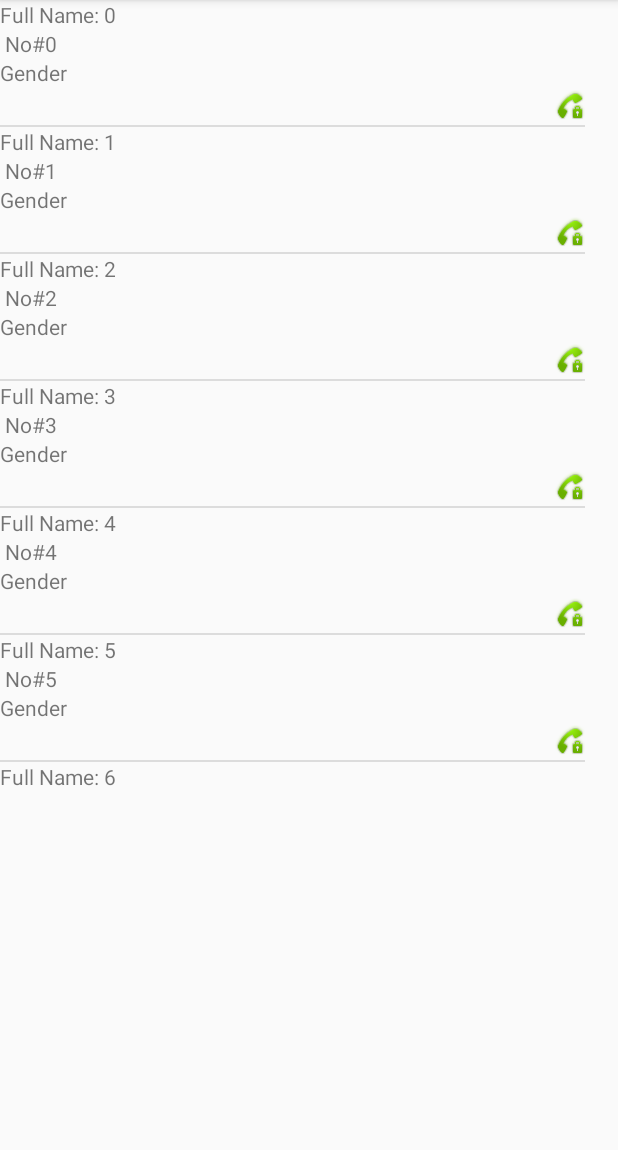
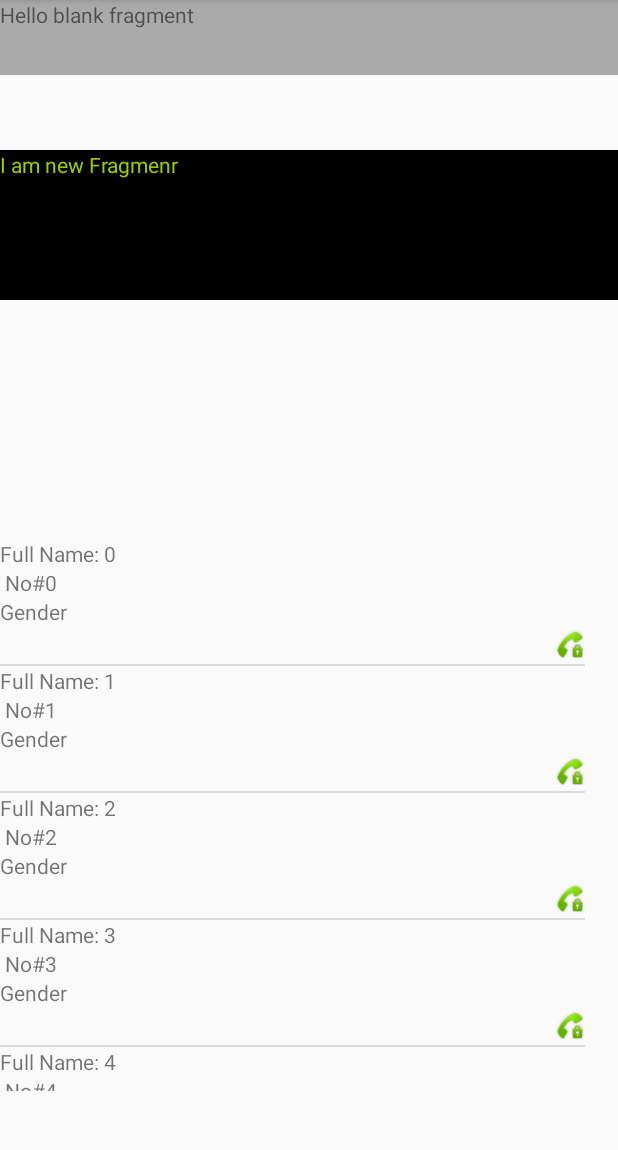
Before and after one commit to usmanaquariusian/PhoneLog, an Android app: the screen it shows after launch (MainActivity), on a phone screen of 412 x 824 dp, the part 84-1234 px from its top. Run offline under Robolectric (Android 15) with nearby library versions, the phone set to English and light mode, and no system bars.

Commit message:
fragments are added and info is going to fragment from listview after clicking on listview.

```diff
--- a/app/build.gradle
+++ b/app/build.gradle
@@ -20,11 +20,13 @@ android {
 }
 
 dependencies {
-    compile fileTree(dir: 'libs', include: ['*.jar'])
+    compile fileTree(include: ['*.jar'], dir: 'libs')
     androidTestCompile('com.android.support.test.espresso:espresso-core:2.2.2', {
         exclude group: 'com.android.support', module: 'support-annotations'
     })
+    compile files('libs/gson-2.8.2.jar')
     compile 'com.android.support:appcompat-v7:26.+'
     compile 'com.android.support.constraint:constraint-layout:1.0.2'
+    compile 'com.android.support:support-v4:26.+'
     testCompile 'junit:junit:4.12'
 }
--- /dev/null
+++ b/app/src/main/java/com/example/usmanahmed/phonelog/BlankFragment.java
@@ -0,0 +1,24 @@
+package com.example.usmanahmed.phonelog;
+
+import android.content.Context;
+import android.net.Uri;
+import android.os.Bundle;
+import android.support.v4.app.Fragment;
+import android.view.LayoutInflater;
+import android.view.View;
+import android.view.ViewGroup;
+
+
+
+public class BlankFragment extends Fragment {
+
+
+    @Override
+    public View onCreateView(LayoutInflater inflater, ViewGroup container,
+                             Bundle savedInstanceState) {
+        // Inflate the layout for this fragment
+        return inflater.inflate(R.layout.fragment_blank, container, false);
+    }
+
+
+}
--- /dev/null
+++ b/app/src/main/java/com/example/usmanahmed/phonelog/BlankFragment2.java
@@ -0,0 +1,72 @@
+package com.example.usmanahmed.phonelog;
+
+import android.content.Context;
+import android.net.Uri;
+import android.os.Bundle;
+import android.support.v4.app.Fragment;
+import android.view.LayoutInflater;
+import android.view.View;
+import android.view.ViewGroup;
+
+
+/**
+ * A simple {@link Fragment} subclass.
+ * Activities that contain this fragment must implement the
+ * {@link BlankFragment2.OnFragmentInteractionListener} interface
+ * to handle interaction events.
+ */
+public class BlankFragment2 extends Fragment {
+
+    private OnFragmentInteractionListener mListener;
+
+    public BlankFragment2() {
+        // Required empty public constructor
+    }
+
+
+    @Override
+    public View onCreateView(LayoutInflater inflater, ViewGroup container,
+                             Bundle savedInstanceState) {
+        // Inflate the layout for this fragment
+        return inflater.inflate(R.layout.fragment_blank_fragment2, container, false);
+    }
+
+    // TODO: Rename method, update argument and hook method into UI event
+    public void onButtonPressed(String string) {
+        if (mListener != null) {
+            mListener.onFragmentInteraction(string);
+        }
+    }
+
+    @Override
+    public void onAttach(Context context) {
+        super.onAttach(context);
+        if (context instanceof OnFragmentInteractionListener) {
+            mListener = (OnFragmentInteractionListener) context;
+        } else {
+            throw new RuntimeException(context.toString()
+                    + " must implement OnFragmentInteractionListener");
+        }
+    }
+
+    @Override
+    public void onDetach() {
+        super.onDetach();
+        mListener = null;
+    }
+
+    /**
+     * This interface must be implemented by activities that contain this
+     * fragment to allow an interaction in this fragment to be communicated
+     * to the activity and potentially other fragments contained in that
+     * activity.
+     * <p>
+     * See the Android Training lesson <a href=
+     * "http://developer.android.com/training/basics/fragments/communicating.html"
+     * >Communicating with Other Fragments</a> for more information.
+     */
+    public interface OnFragmentInteractionListener {
+        // TODO: Update argument type and name
+        void onFragmentInteraction(String string);
+    }
+}
--- a/app/src/main/java/com/example/usmanahmed/phonelog/MainActivity.java
+++ b/app/src/main/java/com/example/usmanahmed/phonelog/MainActivity.java
@@ -2,28 +2,37 @@ package com.example.usmanahmed.phonelog;
 
 import android.content.Intent;
 import android.net.Uri;
+import android.support.v4.app.FragmentManager;
+import android.support.v4.app.FragmentTransaction;
 import android.support.v7.app.AppCompatActivity;
 import android.os.Bundle;
 import android.view.View;
 import android.widget.AdapterView;
 import android.widget.ListView;
+import android.widget.TextView;
 import android.widget.Toast;
+import android.support.v4.app.FragmentManager;
+import android.support.v4.app.Fragment;
+import com.google.gson.Gson;
 
 import java.util.ArrayList;
 
-public class MainActivity extends AppCompatActivity
+
+
+public class MainActivity extends AppCompatActivity implements BlankFragment2.OnFragmentInteractionListener
 {
 Intent intent;
+    static ArrayList<user> arrayList;
     void call()
     {
-
     }
     @Override
     protected void onCreate(Bundle savedInstanceState) {
         super.onCreate(savedInstanceState);
         setContentView(R.layout.activity_main);
+        final Gson gson= new Gson();
         ListView listView = (ListView) findViewById(R.id.listview);
-        final ArrayList<user> arrayList = new ArrayList<user>();
+        arrayList = new ArrayList<user>();
         for (int i = 0; i < 1000; i++) {
             arrayList.add(new user("Full Name: "+i, " No#" +i,"Gender"));
         }
@@ -34,14 +43,22 @@ Intent intent;
             @Override
             public void onItemClick(AdapterView<?> adapterView, View view, int i, long l) {
 
-                String call = arrayList.get(i).no;
-                String uri = "tel:" +call.trim();
-                intent = new Intent(Intent.ACTION_CALL);
-                intent.setData(Uri.parse(uri));
-                Toast.makeText(getApplicationContext(),"Calling "+call,Toast.LENGTH_SHORT).show();
-                call();
+                Intent intent=new Intent(getApplicationContext(),DetailActivity.class);
+                String datatosend=gson.toJson(arrayList.get(i));
+                intent.putExtra("pop",datatosend);
+                onFragmentInteraction(arrayList.get(i).fullname);
+
+                //startActivity(intent);
+                //call();
+
             }
         });
 
     }
+
+    @Override
+    public void onFragmentInteraction(String string) {
+        Toast.makeText(this,"fragments clicked and activity worked",Toast.LENGTH_SHORT).show();
+        ((TextView) findViewById(R.id.textviewfr2)).setText(string);
+    }
 }
--- a/app/src/main/res/layout/activity_main.xml
+++ b/app/src/main/res/layout/activity_main.xml
@@ -1,19 +1,38 @@
 <?xml version="1.0" encoding="utf-8"?>
-<android.support.constraint.ConstraintLayout
+<RelativeLayout
     xmlns:android="http://schemas.android.com/apk/res/android"
     xmlns:tools="http://schemas.android.com/tools"
     xmlns:app="http://schemas.android.com/apk/res-auto"
     android:layout_width="match_parent"
     android:layout_height="match_parent"
-    tools:context="com.example.usmanahmed.phonelog.MainActivity">
-    <LinearLayout
-        android:layout_width="wrap_content"
-        android:layout_height="wrap_content">
-        <ListView
-            android:id="@+id/listview"
-            android:layout_width="390dp"
-            android:layout_height="525dp"
-            tools:layout_editor_absoluteY="8dp"
-            tools:layout_editor_absoluteX="8dp" />
-    </LinearLayout>
-</android.support.constraint.ConstraintLayout>
+    tools:context="com.example.usmanahmed.phonelog.MainActivity"><![CDATA[
+
+    android:layout_width="wrap_content"
+    android:layout_height="wrap_content">
+    ]]>
+
+    <fragment
+        android:layout_marginTop="100dp"
+        android:layout_width="match_parent"
+        android:layout_height="100dp"
+        android:name="com.example.usmanahmed.phonelog.BlankFragment"
+        android:id="@+id/fragment1"
+        ></fragment>
+    <fragment
+        android:layout_width="match_parent"
+        android:layout_height="50dp"
+        android:name="com.example.usmanahmed.phonelog.BlankFragment2"
+            android:id="@+id/fragment2">
+
+    </fragment>
+    <ListView
+        android:id="@+id/listview"
+        android:layout_width="390dp"
+        android:layout_height="368dp"
+        android:layout_marginTop="159dp"
+        tools:layout_editor_absoluteX="-3dp"
+        tools:layout_editor_absoluteY="175dp"
+        android:layout_below="@+id/fragment1"
+        android:layout_alignParentLeft="true"
+        android:layout_alignParentStart="true" />
+</RelativeLayout>
--- /dev/null
+++ b/app/src/main/res/layout/fragment_blank.xml
@@ -0,0 +1,15 @@
+<FrameLayout xmlns:android="http://schemas.android.com/apk/res/android"
+    xmlns:tools="http://schemas.android.com/tools"
+    android:layout_width="match_parent"
+    android:layout_height="match_parent"
+    android:background="@android:color/black"
+    tools:context="com.example.usmanahmed.phonelog.BlankFragment">
+
+    <!-- TODO: Update blank fragment layout -->
+    <TextView
+        android:layout_width="match_parent"
+        android:layout_height="match_parent"
+        android:text="I am new Fragmenr"
+        android:textColor="@android:color/holo_green_light"/>
+
+</FrameLayout>
--- /dev/null
+++ b/app/src/main/res/layout/fragment_blank_fragment2.xml
@@ -0,0 +1,15 @@
+<FrameLayout xmlns:android="http://schemas.android.com/apk/res/android"
+    xmlns:tools="http://schemas.android.com/tools"
+    android:layout_width="match_parent"
+    android:layout_height="match_parent"
+    android:background="@android:color/darker_gray"
+    tools:context="com.example.usmanahmed.phonelog.BlankFragment2">
+
+    <!-- TODO: Update blank fragment layout -->
+    <TextView
+        android:layout_width="match_parent"
+        android:layout_height="match_parent"
+        android:id="@+id/textviewfr2"
+        android:text="@string/hello_blank_fragment" />
+
+</FrameLayout>
--- a/app/src/main/res/values/strings.xml
+++ b/app/src/main/res/values/strings.xml
@@ -1,3 +1,6 @@
 <resources>
     <string name="app_name">PhoneLog</string>
+
+    <!-- TODO: Remove or change this placeholder text -->
+    <string name="hello_blank_fragment">Hello blank fragment</string>
 </resources>
```
Also changed, not shown: app/src/main/AndroidManifest.xml (+7 -4 lines), app/src/main/java/com/example/usmanahmed/phonelog/DetailActivity.java (added, +26 -0 lines), app/src/main/res/layout/activity_detail.xml (added, +34 -0 lines), app/libs/gson-2.8.2.jar (added).
